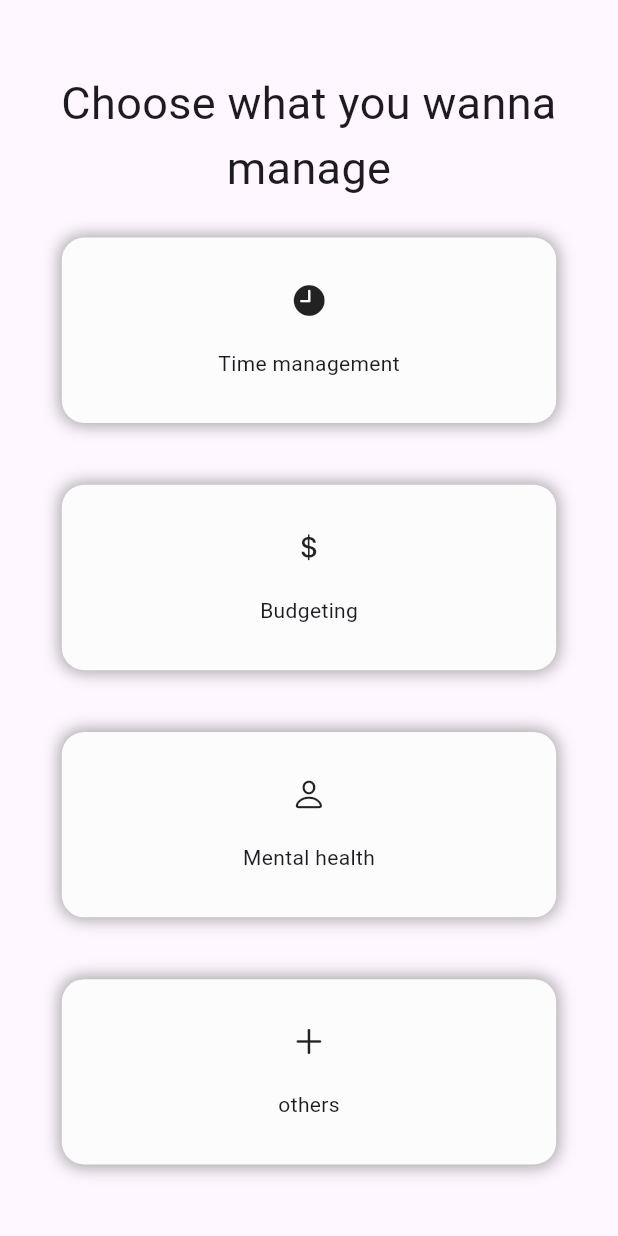
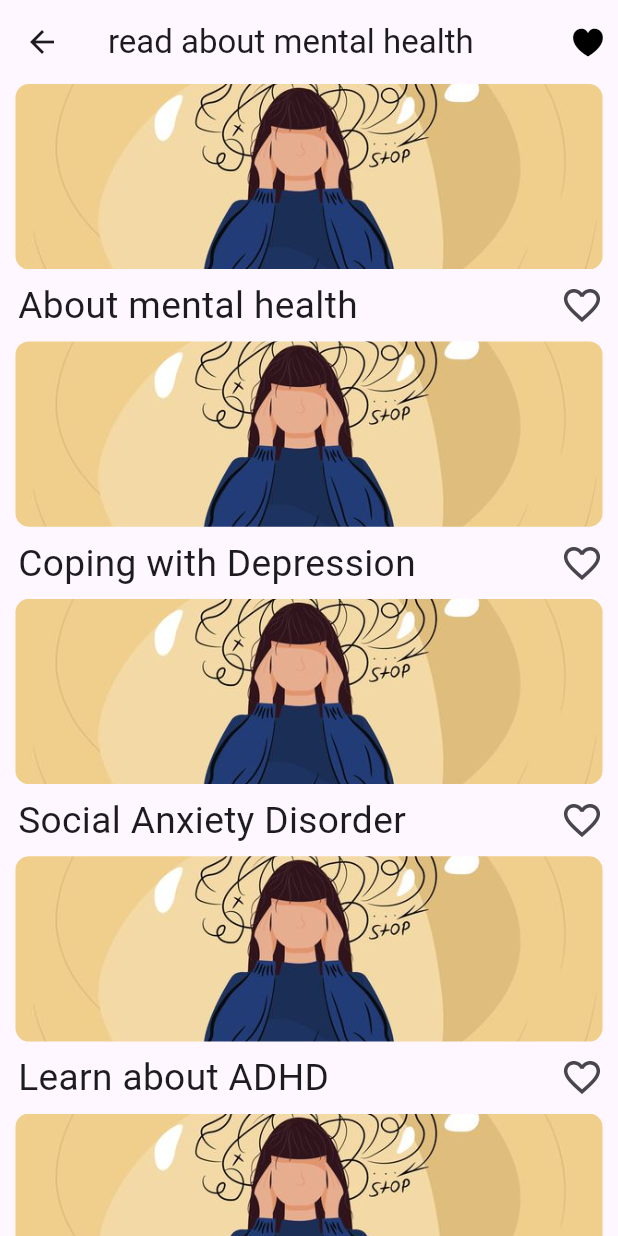
Before and after one commit to LeenSalah/advSoftware, a Flutter app: the screen it shows after launch, after a tap on "Mental health", on a phone screen of 412 x 824 dp. Run offline on Flutter 3.47's test engine with Material 3 defaults, Android fonts, the phone set to English and light mode, and no system bars; our stand-ins replace sizer, table_calendar; missing offline and left inert: sign_button.

Commit message:
finished articles page

```diff
--- a/lib/main.dart
+++ b/lib/main.dart
@@ -6,6 +6,7 @@ import 'package:uni_verse/l10n/app_locale.dart';
 import 'package:uni_verse/presentation/create_account.dart';
 import 'package:uni_verse/presentation/helpers/libraries.dart';
 import 'package:uni_verse/presentation/home_page.dart';
+import 'package:uni_verse/presentation/mental_health.dart';
 import 'package:uni_verse/presentation/new_password.dart';
 import 'package:uni_verse/presentation/others.dart';
 import 'package:uni_verse/presentation/sign_in.dart';
@@ -54,7 +55,8 @@ class UniVerse extends StatelessWidget {
                     HomePage.route: (context) => const HomePage(),
                     TimeManagement.route: (context) => const TimeManagement(),
                     Libraries.route: (context) => const Libraries(),
-                    Others.route: (context) => const Others()
+                    Others.route: (context) => const Others(),
+                    MentalHealth.route: (context) => const MentalHealth(),
                   },
                 );
               },
--- /dev/null
+++ b/lib/models/articles_model.dart
@@ -0,0 +1,7 @@
+class ArticlesModel{
+  final String title;
+  final String body;
+  final String phoneNumber;
+
+  ArticlesModel(this.title, this.body, this.phoneNumber);
+}
--- /dev/null
+++ b/lib/models/offers_model.dart
@@ -0,0 +1,7 @@
+class OffersModel{
+  final String restaurantName;
+  final String img;
+  final String validTime;
+
+  OffersModel(this.restaurantName, this.img, this.validTime);
+}
--- /dev/null
+++ b/lib/presentation/common/article_card.dart
@@ -0,0 +1,55 @@
+import 'package:flutter/material.dart';
+import 'package:sizer/sizer.dart';
+
+class ArticlesCard extends StatefulWidget {
+  final String title;
+  const ArticlesCard({super.key, required this.title});
+
+  @override
+  State<ArticlesCard> createState() => _ArticlesCardState();
+}
+
+class _ArticlesCardState extends State<ArticlesCard> {
+  bool isFavorite = false;
+  @override
+  Widget build(BuildContext context) {
+    return Column(
+      children: [
+        SizedBox(
+          width: 95.w,
+          height: 15.h,
+          child: Column(
+            children: [
+              ClipRRect(borderRadius: BorderRadius.circular(9.0),child: Image.asset('assets/articles.jpg', fit: BoxFit.fitWidth, width: 95.w, height: 15.h,)),
+            ]
+          ),
+        ),
+        Padding(
+          padding: const EdgeInsets.only(left: 12),
+          child: Row(
+            mainAxisAlignment: MainAxisAlignment.spaceBetween,
+            children: [
+              Text(widget.title, style: TextStyle(fontSize: 18.sp),),
+              IconButton(
+                  onPressed: () {
+                    setState(() {
+                      isFavorite = !isFavorite;
+                    });
+                  },
+                  icon: isFavorite == false
+                      ? const Icon(
+                    Icons.favorite_border_outlined,
+                    size: 29,
+                  )
+                      : const Icon(
+                    Icons.favorite,
+                    color: Colors.red,
+                    size: 29,
+                  )),
+            ],
+          ),
+        )
+      ],
+    );
+  }
+}
--- a/lib/presentation/home_page.dart
+++ b/lib/presentation/home_page.dart
@@ -2,6 +2,7 @@ import 'package:flutter/cupertino.dart';
 import 'package:flutter/material.dart';
 import 'package:sizer/sizer.dart';
 import 'package:uni_verse/presentation/common/categories_container.dart';
+import 'package:uni_verse/presentation/mental_health.dart';
 import 'package:uni_verse/presentation/others.dart';
 import 'package:uni_verse/presentation/time_management.dart';
 
@@ -31,7 +32,7 @@ class HomePage extends StatelessWidget {
             SizedBox(
               height: 5.h,
             ),
-            CategoriesContainer(label: const Text('Mental health'), icon: CupertinoIcons.person, onTap: (){},),
+            CategoriesContainer(label: const Text('Mental health'), icon: CupertinoIcons.person, onTap: (){Navigator.pushNamed(context, MentalHealth.route);},),
             SizedBox(height: 5.h,),
             CategoriesContainer(label: const Text('others'), icon: CupertinoIcons.add,onTap: (){Navigator.pushNamed(context, Others.route);},)
           ],
--- /dev/null
+++ b/lib/presentation/mental_health.dart
@@ -0,0 +1,50 @@
+import 'package:flutter/cupertino.dart';
+import 'package:flutter/material.dart';
+import 'package:uni_verse/presentation/common/article_card.dart';
+import '../models/articles_model.dart';
+
+class MentalHealth extends StatefulWidget {
+  static String route = 'mentalHealth';
+  const MentalHealth({super.key});
+
+  @override
+  State<MentalHealth> createState() => _MentalHealthState();
+}
+
+class _MentalHealthState extends State<MentalHealth> {
+  List<ArticlesModel> articles = [];
+  @override
+  void initState() {
+    fillArticles();
+    super.initState();
+  }
+  @override
+  Widget build(BuildContext context) {
+    return SafeArea(
+      child: Scaffold(
+        appBar: AppBar(
+          title: Text('read about mental health'),
+          actions: [
+            Padding(
+              padding: const EdgeInsets.all(8.0),
+              child: Icon(CupertinoIcons.heart_fill, color: Colors.black,),
+            )
+          ],
+        ),
+        body: ListView.builder(itemBuilder: (context, index){
+          return ArticlesCard(title: articles[index].title);
+        },
+        itemCount: articles.length,),
+      ),
+    );
+  }
+
+  void fillArticles(){
+    articles.add(ArticlesModel('About mental health', '', '+962796937812'));
+    articles.add(ArticlesModel('Coping with Depression', '', '+962796937812'));
+    articles.add(ArticlesModel('Social Anxiety Disorder', '', '+962796937812'));
+    articles.add(ArticlesModel('Learn about ADHD', '', '+962796937812'));
+    articles.add(ArticlesModel('Exams stress', '', '+962796937812'));
+    articles.add(ArticlesModel('How to manage stress', '', '+962796937812'));
+  }
+}
--- a/pubspec.yaml
+++ b/pubspec.yaml
@@ -71,6 +71,7 @@ flutter:
     - "assets/it.jpg"
     - "assets/law.jpg"
     - "assets/medicine.jpg"
+    - "assets/articles.jpg"
 
 
 
```
Also changed, not shown: assets/articles.jpg (added).
